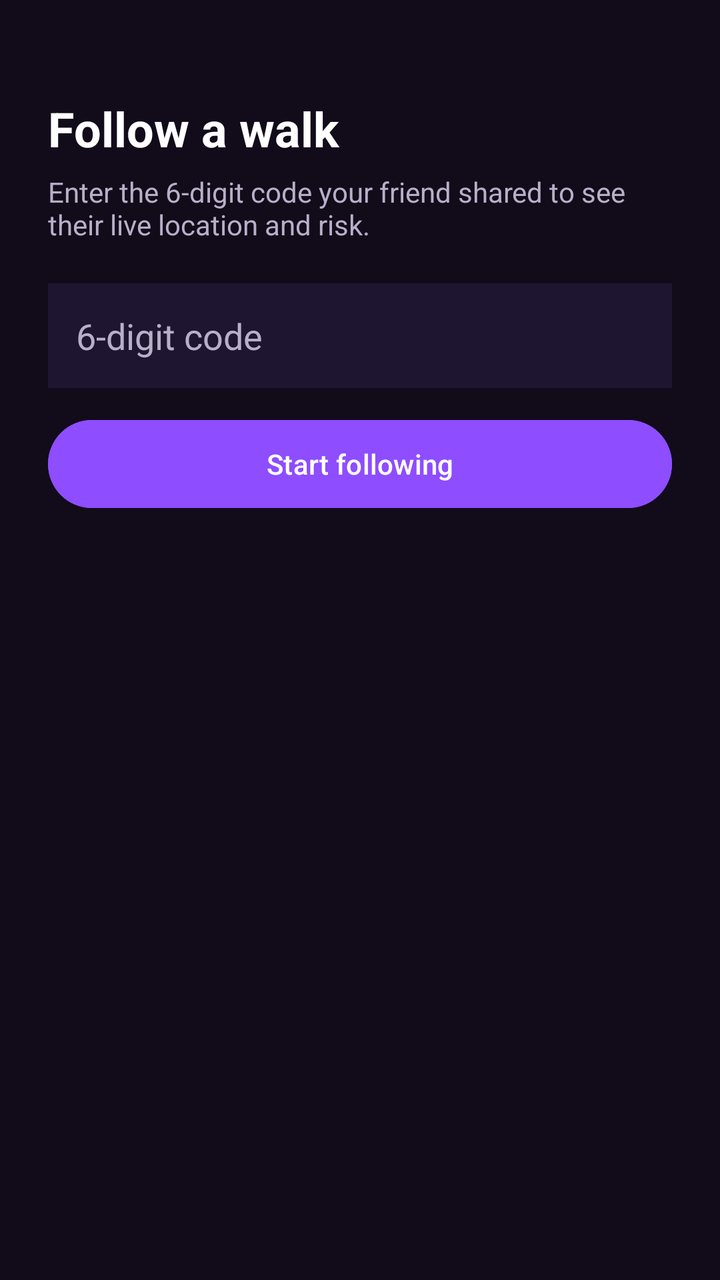
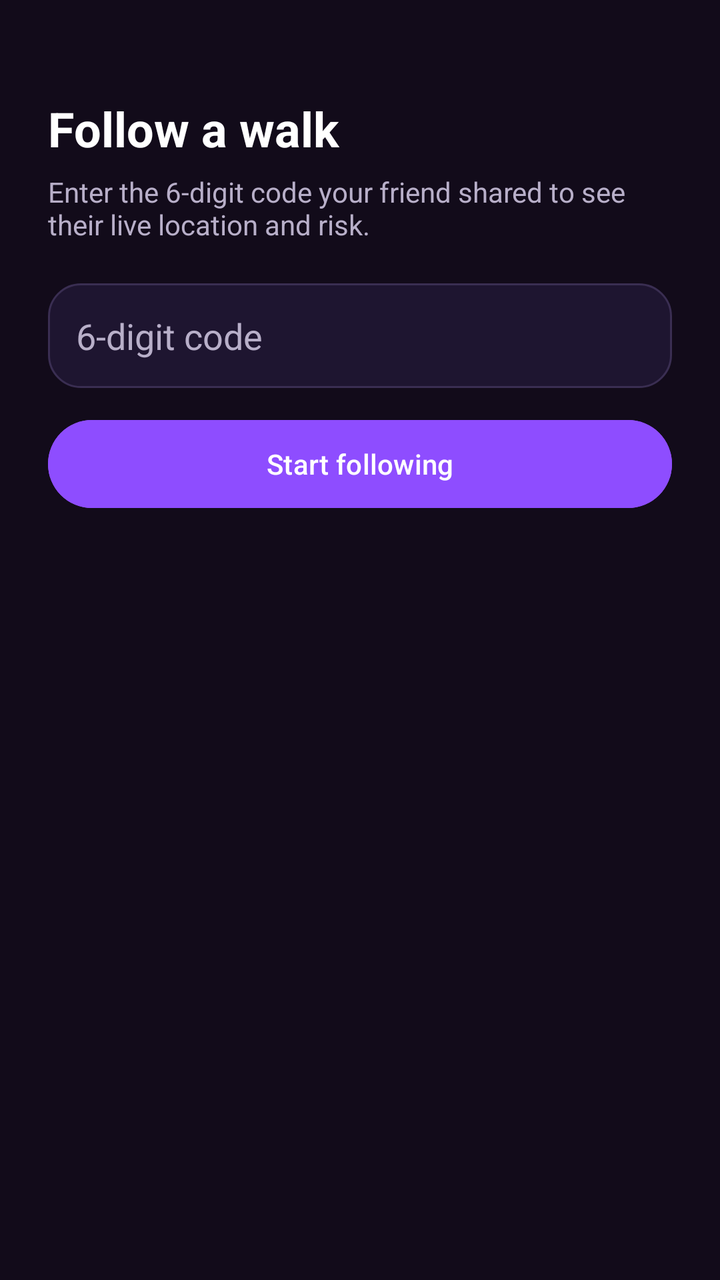

An Android layout rendered at two revisions. The XML below is the earlier revision; the diff shows what the commit changed to produce the second picture.
<!-- AndroidManifest.xml: application theme Theme.Project -->
<!-- res/layout/activity_follow_walk.xml -->
<?xml version="1.0" encoding="utf-8"?>
<ScrollView xmlns:android="http://schemas.android.com/apk/res/android"
    android:layout_width="match_parent"
    android:layout_height="match_parent"
    android:background="@color/bg_dark"
    android:fillViewport="true">

    <LinearLayout
        android:layout_width="match_parent"
        android:layout_height="wrap_content"
        android:orientation="vertical"
        android:padding="24dp">

        <TextView
            android:layout_width="match_parent"
            android:layout_height="wrap_content"
            android:layout_marginTop="24dp"
            android:text="Follow a walk"
            android:textColor="@color/text_on_dark"
            android:textSize="24sp"
            android:textStyle="bold" />

        <TextView
            android:layout_width="match_parent"
            android:layout_height="wrap_content"
            android:layout_marginTop="6dp"
            android:text="Enter the 6-digit code your friend shared to see their live location and risk."
            android:textColor="@color/text_on_dark_secondary" />

        <EditText
            android:id="@+id/codeInput"
            android:layout_width="match_parent"
            android:layout_height="wrap_content"
            android:layout_marginTop="20dp"
            android:background="@color/surface_dark"
            android:hint="6-digit code"
            android:inputType="number"
            android:maxLength="6"
            android:padding="14dp"
            android:textColor="@color/text_on_dark"
            android:textColorHint="@color/text_on_dark_secondary" />

        <Button
            android:id="@+id/followButton"
            android:layout_width="match_parent"
            android:layout_height="52dp"
            android:layout_marginTop="12dp"
            android:backgroundTint="@color/accent_purple"
            android:text="Start following"
            android:textColor="@color/white" />

        <FrameLayout
            android:id="@+id/tierBanner"
            android:layout_width="match_parent"
            android:layout_height="wrap_content"
            android:layout_marginTop="24dp"
            android:padding="18dp"
            android:visibility="gone">

            <TextView
                android:id="@+id/tierText"
                android:layout_width="match_parent"
                android:layout_height="wrap_content"
                android:gravity="center"
                android:textColor="@color/white"
                android:textSize="20sp"
                android:textStyle="bold" />
        </FrameLayout>

        <TextView
            android:id="@+id/statusText"
            android:layout_width="match_parent"
            android:layout_height="wrap_content"
            android:layout_marginTop="16dp"
            android:textColor="@color/text_on_dark"
            android:textSize="15sp" />

        <Button
            android:id="@+id/openMapsButton"
            android:layout_width="match_parent"
            android:layout_height="48dp"
            android:layout_marginTop="16dp"
            android:backgroundTint="@color/pink"
            android:text="Open location in Maps"
            android:textColor="@color/white"
            android:visibility="gone" />
    </LinearLayout>
</ScrollView>
<!-- resources referenced by this layout -->
<resources>
  <color name="accent_purple">#8E4DFF</color>
  <color name="bg_dark">#120B1A</color>
  <color name="pink">#FF42C9</color>
  <color name="surface_dark">#1E1530</color>
  <color name="text_on_dark">#FFFFFF</color>
  <color name="text_on_dark_secondary">#B8AFC9</color>
  <color name="white">#FFFFFFFF</color>
  <style name="Theme.Project" parent="Base.Theme.Project" />
  <style name="Base.Theme.Project" parent="Theme.Material3.DayNight.NoActionBar">
          
          
      </style>
</resources>

<!-- the commit's change to res/layout/activity_follow_walk.xml (unified diff, before → after) -->
@@ -32,7 +32,7 @@
             android:layout_width="match_parent"
             android:layout_height="wrap_content"
             android:layout_marginTop="20dp"
-            android:background="@color/surface_dark"
+            android:background="@drawable/bg_input"
             android:hint="6-digit code"
             android:inputType="number"
             android:maxLength="6"
<!-- resource entries referenced after the edit -->
@@ -4,9 +4,17 @@
   <color name="bg_dark">#120B1A</color>
   <color name="pink">#FF42C9</color>
   <color name="surface_dark">#1E1530</color>
+  <color name="divider_dark">#3A2E52</color>
   <color name="text_on_dark">#FFFFFF</color>
   <color name="text_on_dark_secondary">#B8AFC9</color>
   <color name="white">#FFFFFFFF</color>
+  <!-- drawable bg_input (drawable) -->
+  <?xml version="1.0" encoding="utf-8"?>
+  <shape xmlns:android="http://schemas.android.com/apk/res/android" android:shape="rectangle">
+      <solid android:color="@color/surface_dark" />
+      <corners android:radius="16dp" />
+      <stroke android:width="1dp" android:color="@color/divider_dark" />
+  </shape>
   <style name="Theme.Project" parent="Base.Theme.Project" />
   <style name="Base.Theme.Project" parent="Theme.Material3.DayNight.NoActionBar">
           
